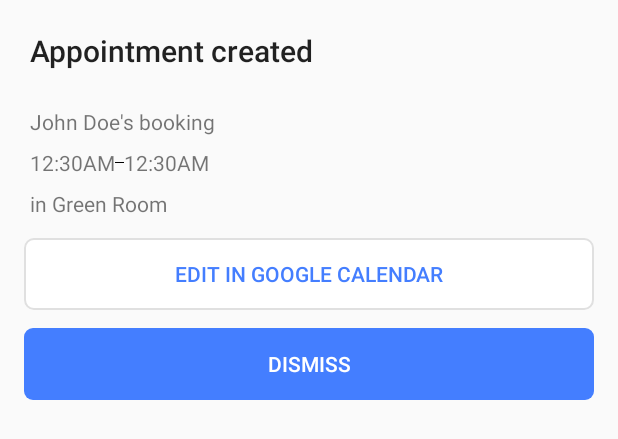
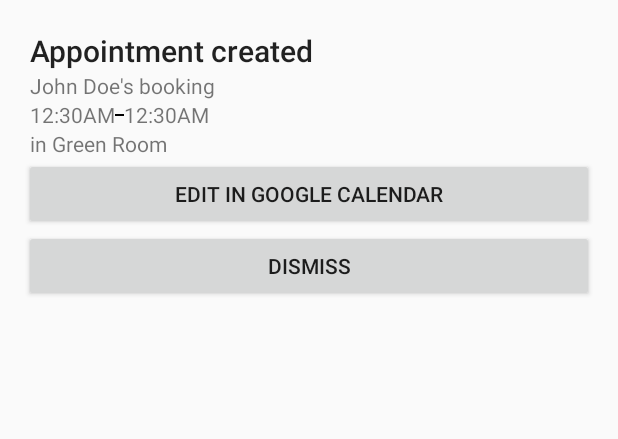
Before and after one commit to elpassion/instaroom-android, an Android app: the layout dialog_appointment_created.xml on its own in the app's theme, with its tools: preview values and no code run, on a phone screen of 412 x 824 dp. Shown: the top 439 px of the screen. Run offline under Robolectric (Android 15) with nearby library versions, the phone set to English and light mode, and no system bars.

Commit message:
Stylish layout with ConstraintLayout

```diff
--- a/app/src/main/res/layout/dialog_appointment_created.xml
+++ b/app/src/main/res/layout/dialog_appointment_created.xml
@@ -1,92 +1,104 @@
 <?xml version="1.0" encoding="utf-8"?>
-<LinearLayout xmlns:android="http://schemas.android.com/apk/res/android"
+<androidx.constraintlayout.widget.ConstraintLayout xmlns:android="http://schemas.android.com/apk/res/android"
+    xmlns:app="http://schemas.android.com/apk/res-auto"
     xmlns:tools="http://schemas.android.com/tools"
+    android:layout_width="match_parent"
+    android:layout_height="wrap_content"
     android:orientation="vertical"
     android:paddingTop="@dimen/large_padding"
-    android:layout_width="match_parent"
-    android:layout_height="match_parent">
+    android:paddingBottom="@dimen/basic_padding">
 
     <TextView
+        android:id="@+id/appointmentCreatedTitle"
+        style="@style/TextAppearance.AppCompat.Title"
+        android:layout_width="wrap_content"
+        android:layout_height="wrap_content"
         android:layout_marginStart="@dimen/large_padding"
-        style="@style/TextAppearance.AppCompat.Title"
         android:text="@string/appointment_created"
-        android:layout_width="wrap_content"
-        android:layout_height="wrap_content" />
+        app:layout_constraintStart_toStartOf="parent"
+        app:layout_constraintTop_toTopOf="parent" />
 
     <TextView
-        android:layout_marginTop="@dimen/xxlarge_padding"
+        android:id="@+id/appointmentCreatedName"
+        android:layout_width="wrap_content"
+        android:layout_height="wrap_content"
         android:layout_marginStart="@dimen/large_padding"
-        tools:text="John Doe's booking"
-        android:layout_width="wrap_content"
-        android:layout_height="wrap_content" />
-
-    <LinearLayout
-        android:layout_marginTop="@dimen/small_padding"
-        android:layout_marginStart="@dimen/large_padding"
-        android:orientation="horizontal"
-        android:layout_width="wrap_content"
-        android:layout_height="wrap_content">
+        app:layout_constraintStart_toStartOf="parent"
+        app:layout_constraintTop_toBottomOf="@id/appointmentCreatedTitle"
+        tools:text="John Doe's booking" />
 
     <TextView
-            tools:text="12:30"
+        android:id="@+id/appointmentCreatedBeginTime"
         android:layout_width="wrap_content"
-            android:layout_height="wrap_content" />
+        android:layout_height="wrap_content"
+        android:layout_marginStart="@dimen/large_padding"
+        app:layout_constraintStart_toStartOf="parent"
+        app:layout_constraintTop_toBottomOf="@id/appointmentCreatedName"
+        tools:text="12:30" />
 
     <TextView
-            tools:text="AM"
+        android:id="@+id/appointmentCreatedBeginTimeZone"
         android:layout_width="wrap_content"
-            android:layout_height="wrap_content" />
+        android:layout_height="wrap_content"
+        app:layout_constraintBottom_toBottomOf="@id/appointmentCreatedBeginTime"
+        app:layout_constraintStart_toEndOf="@id/appointmentCreatedBeginTime"
+        tools:text="AM" />
 
     <View
-            android:layout_gravity="center"
+        android:id="@+id/appointmentCreatedTime"
+        android:layout_width="6dp"
+        android:layout_height="1dp"
         android:background="@android:color/black"
-            android:layout_width="6dp"
-            android:layout_height="0.7dp" />
+        app:layout_constraintBottom_toBottomOf="@id/appointmentCreatedBeginTime"
+        app:layout_constraintStart_toEndOf="@id/appointmentCreatedBeginTimeZone"
+        app:layout_constraintTop_toTopOf="@id/appointmentCreatedBeginTime" />
 
     <TextView
-            tools:text="12:30"
+        android:id="@+id/appointmentCreatedEndTime"
         android:layout_width="wrap_content"
-            android:layout_height="wrap_content" />
+        android:layout_height="wrap_content"
+        app:layout_constraintBaseline_toBaselineOf="@id/appointmentCreatedBeginTime"
+        app:layout_constraintStart_toEndOf="@id/appointmentCreatedTime"
+        tools:text="12:30" />
 
     <TextView
-            tools:text="AM"
+        android:id="@+id/appointmentCreatedEndTimeZone"
         android:layout_width="wrap_content"
-            android:layout_height="wrap_content" />
-    </LinearLayout>
+        android:layout_height="wrap_content"
+        app:layout_constraintBottom_toBottomOf="@id/appointmentCreatedEndTime"
+        app:layout_constraintStart_toEndOf="@id/appointmentCreatedEndTime"
+        tools:text="AM" />
 
     <TextView
-        android:layout_marginTop="@dimen/small_padding"
+        android:id="@+id/appointmentCreatedRoomName"
+        android:layout_width="wrap_content"
+        android:layout_height="wrap_content"
         android:layout_marginStart="@dimen/large_padding"
         android:text="in Green Room"
-        android:layout_width="wrap_content"
-        android:layout_height="wrap_content" />
-
-    <LinearLayout
-        android:paddingBottom="@dimen/medium_padding"
-        android:orientation="vertical"
-        android:layout_width="match_parent"
-        android:layout_height="wrap_content">
-
-        <View
-            android:layout_marginBottom="@dimen/medium_padding"
-            android:layout_width="match_parent"
-            android:layout_height="1dp" />
+        app:layout_constraintStart_toStartOf="parent"
+        app:layout_constraintTop_toBottomOf="@id/appointmentCreatedBeginTime" />
 
     <Button
-            style="@style/Button.White"
+        android:id="@+id/appointmentCreatedEditButton"
+        android:layout_width="match_parent"
+        android:layout_height="0dp"
+        android:layout_marginStart="@dimen/basic_padding"
+        android:layout_marginEnd="@dimen/basic_padding"
         android:layout_marginBottom="@dimen/medium_padding"
         android:text="@string/edit_in_google_calendar"
-            android:layout_width="match_parent"
+        app:layout_constraintEnd_toEndOf="parent"
+        app:layout_constraintStart_toStartOf="parent"
+        app:layout_constraintTop_toBottomOf="@id/appointmentCreatedRoomName" />
+
+    <Button
+        android:id="@+id/appointmentCreatedDismissButton"
+        android:layout_width="0dp"
+        android:layout_height="wrap_content"
         android:layout_marginStart="@dimen/basic_padding"
         android:layout_marginEnd="@dimen/basic_padding"
-            android:layout_height="wrap_content" />
+        android:text="@string/dismiss"
+        app:layout_constraintEnd_toEndOf="parent"
+        app:layout_constraintStart_toStartOf="parent"
+        app:layout_constraintTop_toBottomOf="@id/appointmentCreatedEditButton" />
 
-        <Button
-            style="@style/Button.Blue"
-            android:layout_marginEnd="@dimen/basic_padding"
-            android:layout_marginStart="@dimen/basic_padding"
-            android:text="@string/dismiss"
-            android:layout_width="match_parent"
-            android:layout_height="wrap_content" />
-    </LinearLayout>
-</LinearLayout>
+</androidx.constraintlayout.widget.ConstraintLayout>
```
Lines whose indentation alone changed are shown as unchanged.
